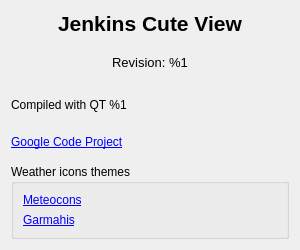
This is src/views/uis/aboutdialog.ui in Kaldor37/jenkins-cute-view as Qt 5 draws it before an edit. The edited form follows.
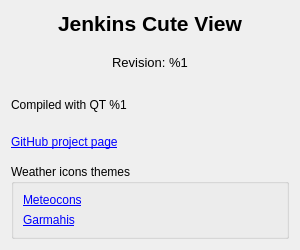
This is the edited form.

Commit message: - Fixed unnecessary find package Qt5Xml and JenkinsAPIModel class guardian - Changed projet url from Google Code to GitHub (about dialog) - Fixed build number display

Diff of the .ui file:
```diff
--- a/src/views/uis/aboutdialog.ui
+++ b/src/views/uis/aboutdialog.ui
@@ -76,7 +76,7 @@
    <item>
     <widget class="QLabel" name="m_googleCodeLinkLabel">
      <property name="text">
-      <string>&lt;a href=&quot;https://code.google.com/p/jenkins-cute-view/&quot;&gt;Google Code Project&lt;/a&gt;</string>
+      <string>&lt;a href=&quot;https://github.com/kaldor37/jenkins-cute-view&quot;&gt;GitHub project page&lt;/a&gt;</string>
      </property>
      <property name="openExternalLinks">
       <bool>true</bool>
```
The commit also changes 3 other files.
